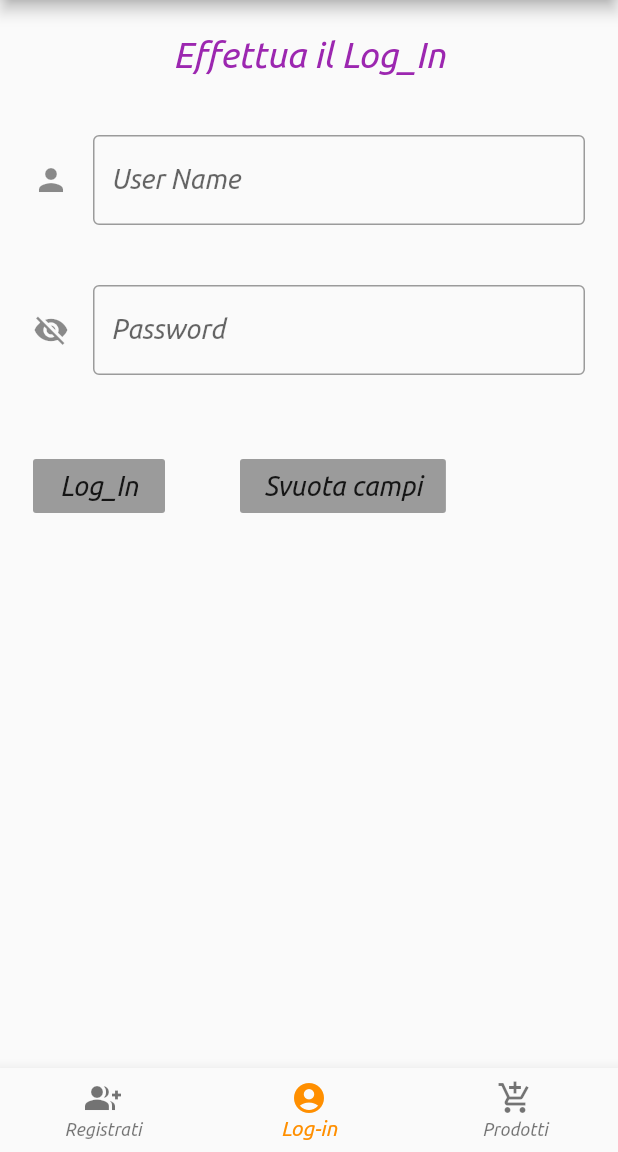
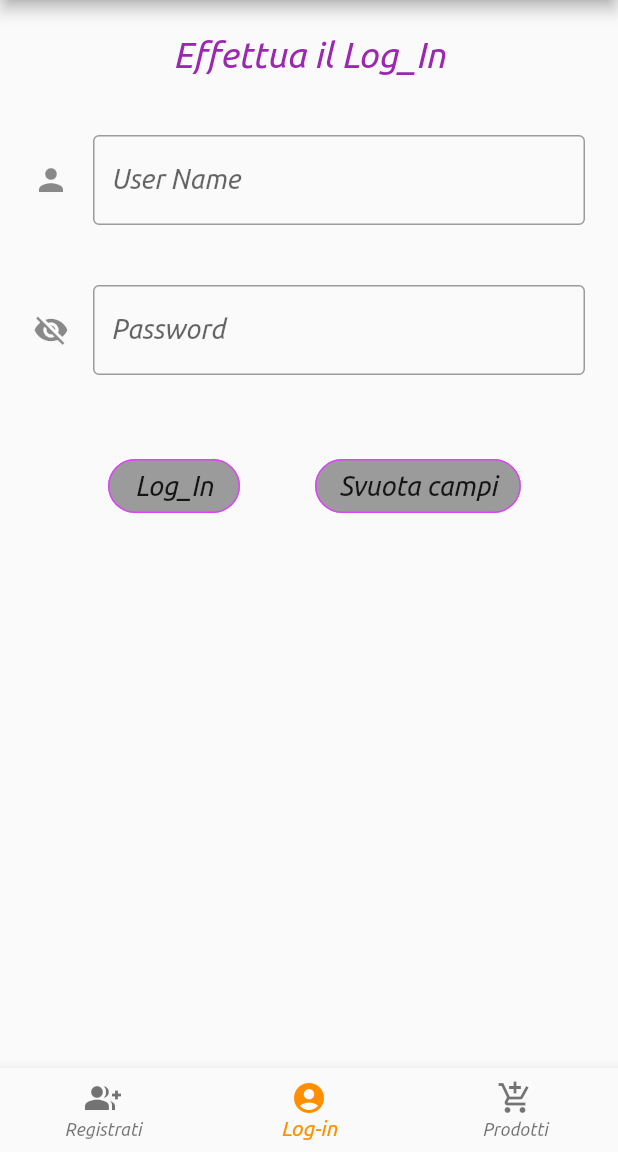
Before and after one commit to daniele10529/eccellenze_italiane, a Flutter app: the screen it shows after launch, after a tap on the "arrow forward ios" icon, on a phone screen of 412 x 824 dp, the part 84-1236 px from its top. Run offline on Flutter 3.47's test engine with Material 2 defaults, Android fonts, the phone set to English and light mode, and no system bars; project files that could hold a hidden picture were left out.

Commit message:
versione_completa

```diff
--- a/lib/UITemplate/log_in.dart
+++ b/lib/UITemplate/log_in.dart
@@ -95,9 +95,14 @@ class login_content extends State<Log_in>{
             new Row(
               children: <Widget>[
                new Container(
-                  padding: EdgeInsets.only(top: 50),
+                   padding: EdgeInsets.only(top: 50,left: 50),
                    child:
                    new RaisedButton(
+                       shape: new RoundedRectangleBorder(
+                         borderRadius: new BorderRadius.circular(18),
+                         side: new BorderSide(color: Colors.purpleAccent),
+                       ),
+                       color: new Color.fromRGBO(156, 164, 255, 0.57),
                        child: Text("Log_In",
                          style: TextStyle(color: Colors.black87,fontSize: 18),),
                        //finche la variabile è true restituisce null all'onpress
@@ -105,13 +110,17 @@ class login_content extends State<Log_in>{
                          debugPrint(contrUser.text + " "+ contrPsw.text);
                        }
                    ),
-
                  ),
 
                 new Container(
                     padding: EdgeInsets.only(top: 50,left: 50),
                     child:
                     new RaisedButton(
+                        shape: new RoundedRectangleBorder(
+                          borderRadius: new BorderRadius.circular(18),
+                          side: new BorderSide(color: Colors.purpleAccent),
+                        ),
+                        color: new Color.fromRGBO(156, 164, 255, 0.57),
                         child: Text("Svuota campi",
                           style: TextStyle(color: Colors.black87,fontSize: 18),),
                         //finche la variabile è true restituisce null all'onpress
@@ -151,7 +160,6 @@ class login_content extends State<Log_in>{
       ),
 
     );
-
 
   }
 
--- a/lib/UITemplate/sign_up.dart
+++ b/lib/UITemplate/sign_up.dart
@@ -185,9 +185,14 @@ class my_content extends State<Sign_up>{
             new Row(
               children: <Widget>[
                 new Container(
-                  padding: EdgeInsets.only(top: 50),
+                  padding: EdgeInsets.only(top: 50, left: 50),
                   child:
                   new RaisedButton(
+                      shape: new RoundedRectangleBorder(
+                        borderRadius: new BorderRadius.circular(18),
+                        side: new BorderSide(color: Colors.purpleAccent),
+                      ),
+                      color: new Color.fromRGBO(156, 164, 255, 0.57),
                       child: Text("Inserisci",
                         style: TextStyle(color: Colors.black87,fontSize: 18),),
                       //finche la variabile è true restituisce null all'onpress
@@ -202,6 +207,11 @@ class my_content extends State<Sign_up>{
                   padding: EdgeInsets.only(top: 50,left: 50),
                   child:
                   new RaisedButton(
+                      shape: new RoundedRectangleBorder(
+                        borderRadius: new BorderRadius.circular(18),
+                        side: new BorderSide(color: Colors.purpleAccent),
+                      ),
+                      color: new Color.fromRGBO(156, 164, 255, 0.57),
                       child: Text("Svuota campi",
                         style: TextStyle(color: Colors.black87,fontSize: 18),),
                       //finche la variabile è true restituisce null all'onpress
```
Lines whose indentation alone changed are shown as unchanged.
